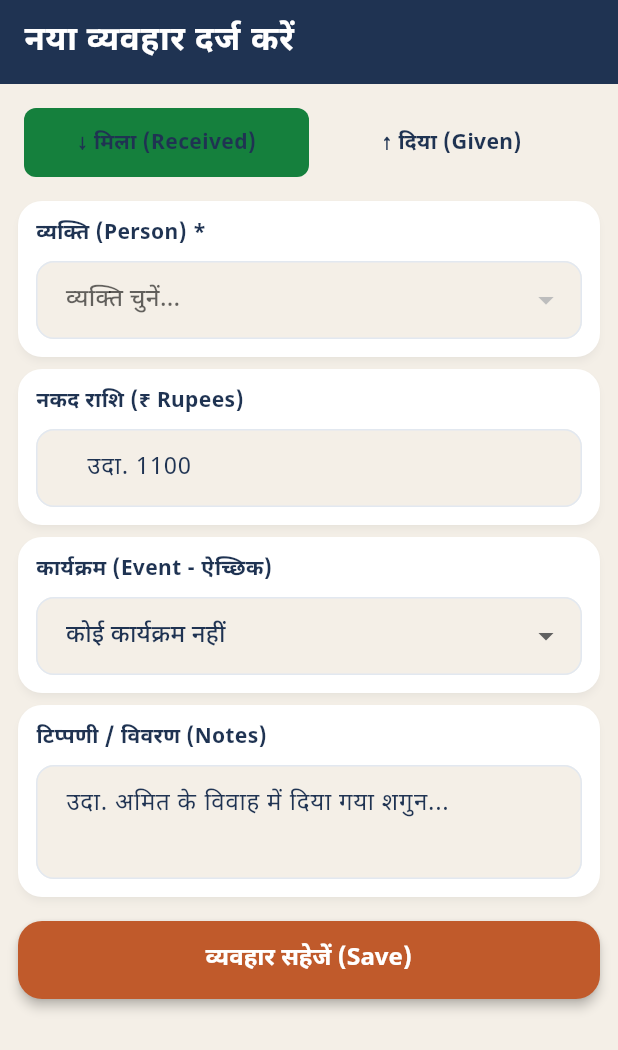
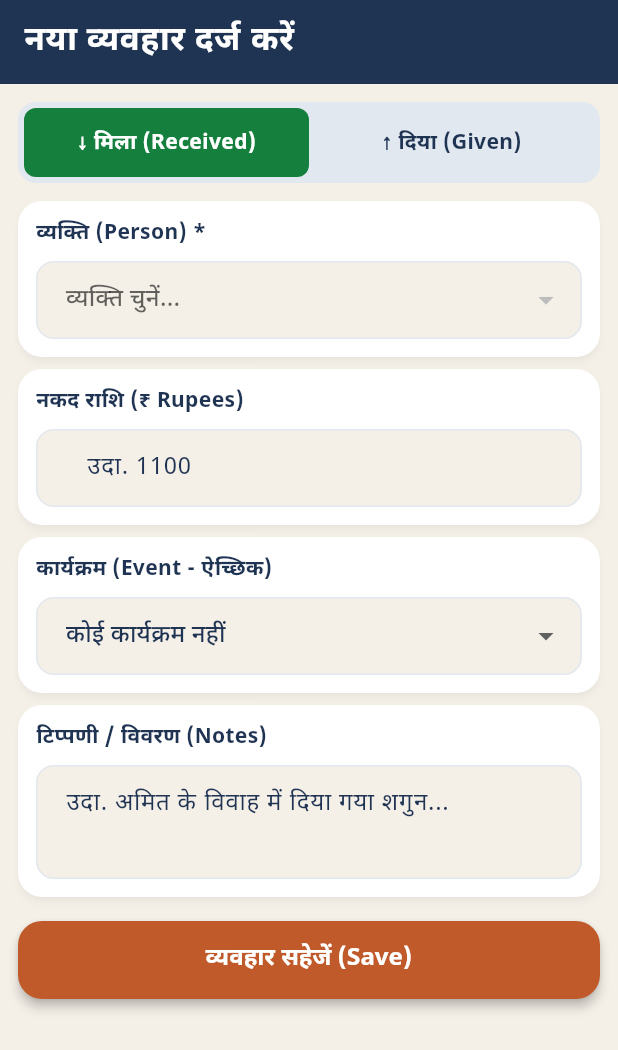
Before and after one commit to igjitendra/Vivah, a Flutter app: the AddEntryScreen screen opened by its route, on a phone screen of 412 x 824 dp. Shown: the top 1050 px of the screen. Run offline on Flutter 3.47's test engine with Material 3 defaults, Android fonts, the phone set to English and light mode, and no system bars; our stand-ins replace csv, drift, file_picker, flutter_riverpod, go_router, pdf and 2 more; missing offline and left inert: cryptography; accounts and stored records are empty; generated files the repository leaves out were written again.

Commit message:
fix(build): add color convenience tokens and fix AesGcm.with256bits method call

```diff
--- a/lib/src/core/constants/app_colors.dart
+++ b/lib/src/core/constants/app_colors.dart
@@ -31,4 +31,12 @@ class AppColors {
 
   // Elevation & Shadows
   static const Color shadow = Color(0x1F0F172A);
+
+  // Convenience & UI Tokens
+  static const Color white = surfaceWhite;
+  static const Color cardBorder = borderLight;
+  static const Color mutedText = textMuted;
+  static const Color darkSlate = deepNavy;
+  static const Color cardBackground = surfaceWhite;
+  static const Color background = warmCream;
 }
--- a/lib/src/features/settings/services/backup_service.dart
+++ b/lib/src/features/settings/services/backup_service.dart
@@ -108,7 +108,7 @@ class BackupService {
       );
 
       // AES-256-GCM Authenticated Encryption
-      final aesGcm = AesGcm.with256Bits();
+      final aesGcm = AesGcm.with256bits();
       final secretBox = await aesGcm.encrypt(
         utf8.encode(payloadJson),
         secretKey: secretKey,
@@ -178,7 +178,7 @@ class BackupService {
         nonce: saltBytes,
       );
 
-      final aesGcm = AesGcm.with256Bits();
+      final aesGcm = AesGcm.with256bits();
       final secretBox = SecretBox(
         cipherTextBytes,
         nonce: nonceBytes,
```
